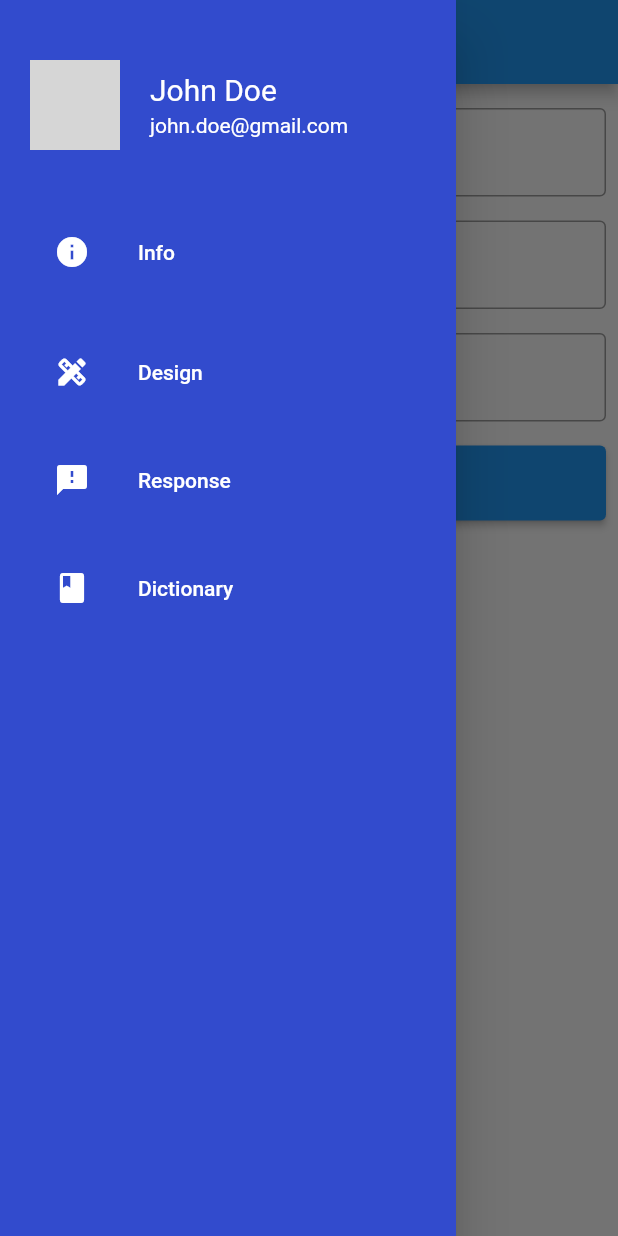
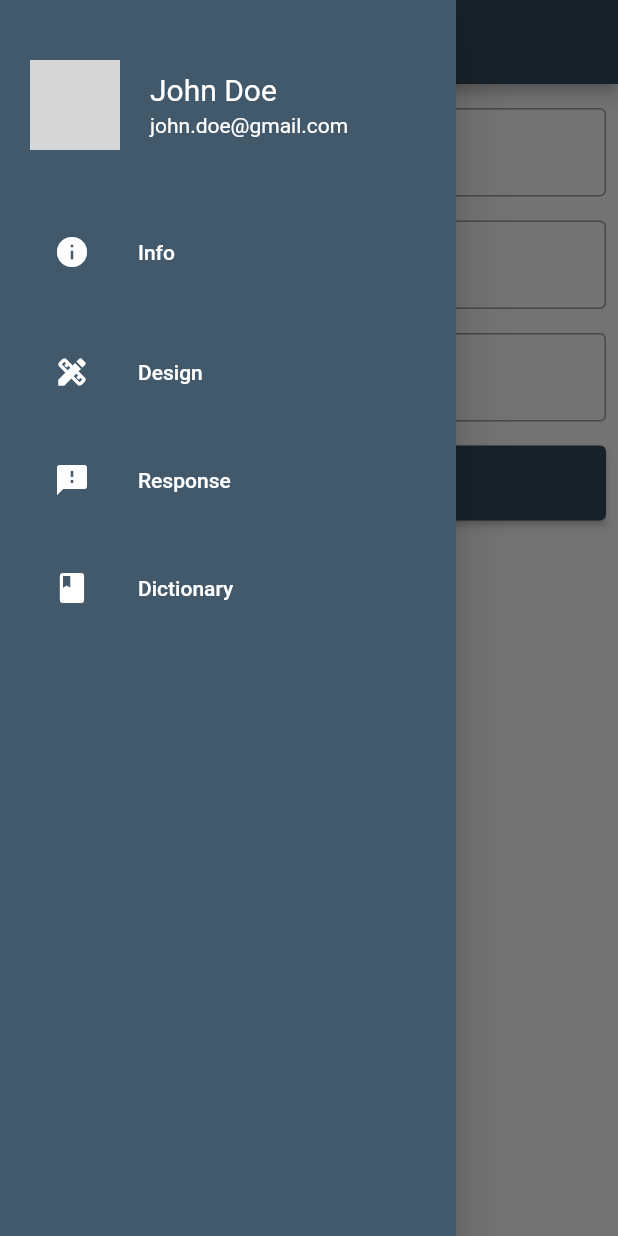
Before and after one commit to amosmilimu/interintel, a Flutter app: the screen it shows after launch, with the side drawer open, on a phone screen of 412 x 824 dp. Run offline on Flutter 3.47's test engine with Material 2 defaults, Android fonts, the light colour scheme and no system bars; missing offline and left inert: sortedmap; network calls fail; grey boxes are pictures that could not be loaded.

```diff
--- a/lib/main.dart
+++ b/lib/main.dart
@@ -1,6 +1,7 @@
 import 'package:flutter/material.dart';
 import 'package:flutter/services.dart';
 import 'package:interintel/pages/home_page.dart';
+import 'package:interintel/utils/styles.dart';
 
 Future main() async {
   WidgetsFlutterBinding.ensureInitialized();
@@ -19,7 +20,7 @@
   Widget build(BuildContext context) => MaterialApp(
         debugShowCheckedModeBanner: false,
         title: title,
-        theme: ThemeData(primarySwatch: Colors.blue),
+        theme: ThemeData(primarySwatch: createMaterialColor(Color(0xff334759))),
         home: HomePage(),
       );
 }
--- a/lib/utils/styles.dart
+++ b/lib/utils/styles.dart
@@ -5,3 +5,23 @@
 heading1()=>TextStyle(fontSize: 20,fontWeight: FontWeight.bold);
 body1()=>TextStyle(fontSize: 14,fontWeight: FontWeight.w300);
 body2()=>TextStyle(fontSize: 18,fontWeight: FontWeight.w300);
+
+MaterialColor createMaterialColor(Color color) {
+  List strengths = <double>[.05];
+  final swatch = <int, Color>{};
+  final int r = color.red, g = color.green, b = color.blue;
+
+  for (int i = 1; i < 10; i++) {
+    strengths.add(0.1 * i);
+  }
+  strengths.forEach((strength) {
+    final double ds = 0.5 - strength;
+    swatch[(strength * 1000).round()] = Color.fromRGBO(
+      r + ((ds < 0 ? r : (255 - r)) * ds).round(),
+      g + ((ds < 0 ? g : (255 - g)) * ds).round(),
+      b + ((ds < 0 ? b : (255 - b)) * ds).round(),
+      1,
+    );
+  });
+  return MaterialColor(color.value, swatch);
+}
--- a/lib/widget/navigation_drawer.dart
+++ b/lib/widget/navigation_drawer.dart
@@ -15,7 +15,7 @@
 
     return Drawer(
       child: Material(
-        color: Color.fromRGBO(50, 75, 205, 1),
+        color: Color(0xff42596c),
         child: ListView(
           children: <Widget>[
             buildHeader(
```
Also changed, not shown: 5 other files.
